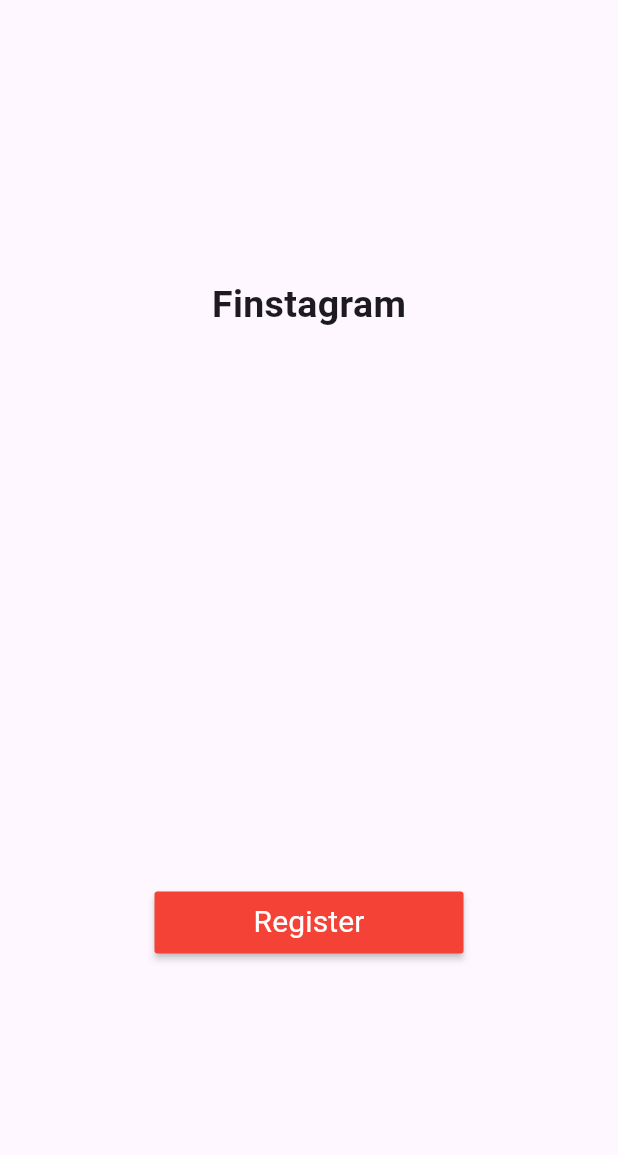
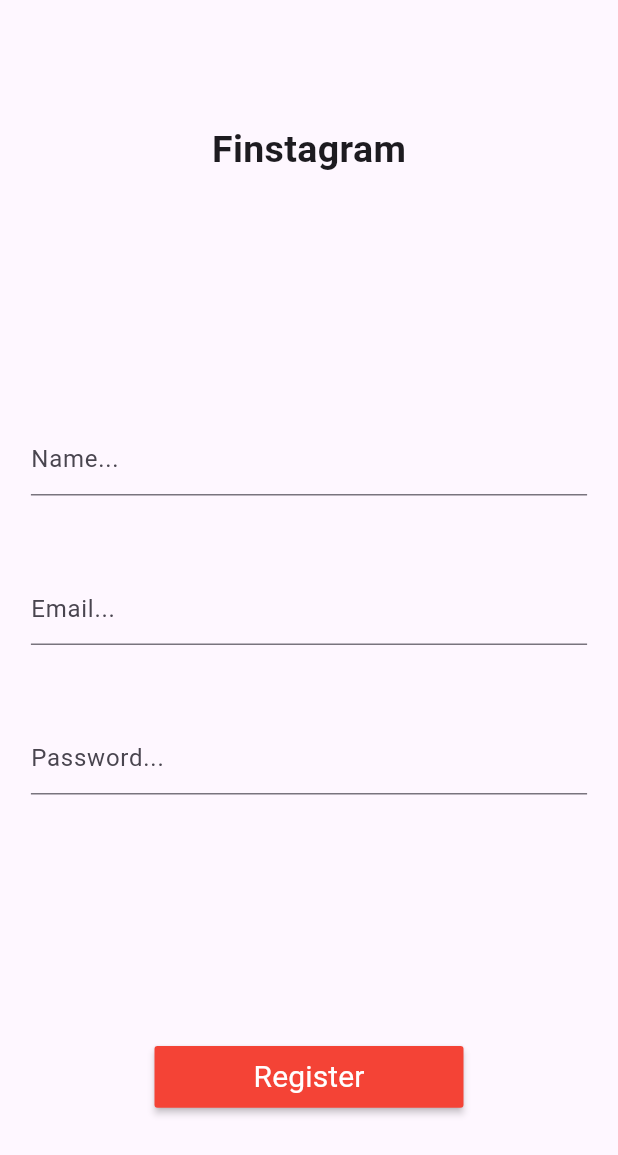
Before and after one commit to Prathamesh-1011/Finstagram, a Flutter app: the screen it shows after launch, after a tap on "Login", after a tap on "Don't have an account?", on a phone screen of 412 x 824 dp. Shown: the top 1155 px of the screen. Run offline on Flutter 3.47's test engine with Material 3 defaults, Android fonts, the phone set to English and light mode, and no system bars.

Commit message:
designing register and login page

```diff
--- a/lib/pages/register_page.dart
+++ b/lib/pages/register_page.dart
@@ -1,3 +1,5 @@
+// ignore_for_file: no_leading_underscores_for_local_identifiers, prefer_is_empty
+
 import 'package:flutter/material.dart';
 
 class RegisterPage extends StatefulWidget {
@@ -11,6 +13,10 @@ class RegisterPage extends StatefulWidget {
 
 class _RegisterPageState extends State<RegisterPage> {
   double? _deviceHeight, _deviceWidth;
+
+  final GlobalKey<FormState> _registerFormKey = GlobalKey<FormState>();
+
+  String? _name, _email, _password;
 
   @override
   Widget build(BuildContext context) {
@@ -29,6 +35,7 @@ class _RegisterPageState extends State<RegisterPage> {
               crossAxisAlignment: CrossAxisAlignment.center,
               children: [
                 _titleWidget(),
+                _registrationForm(),
                 _registerButton(),
               ],
             ),
@@ -45,6 +52,72 @@ class _RegisterPageState extends State<RegisterPage> {
         fontSize: 25,
         fontWeight: FontWeight.w600,
       ),
+    );
+  }
+
+  Widget _registrationForm() {
+    return Container(
+      height: _deviceHeight! * 0.30,
+      child: Form(
+        key: _registerFormKey,
+        child: Column(
+          mainAxisAlignment: MainAxisAlignment.spaceBetween,
+          mainAxisSize: MainAxisSize.max,
+          crossAxisAlignment: CrossAxisAlignment.center,
+          children: [
+            _nameTextField(),
+            _emailTextField(),
+            _passwordTextField(),
+          ],
+        ),
+      ),
+    );
+  }
+
+  Widget _nameTextField() {
+    return TextFormField(
+      decoration: const InputDecoration(hintText: "Name..."),
+      validator: (_value) => _value!.length > 0 ? null : "Please enter a name.",
+      onSaved: (_value) {
+        setState(
+          () {
+            _name = _value;
+          },
+        );
+      },
+    );
+  }
+
+  Widget _emailTextField() {
+    return TextFormField(
+      decoration: const InputDecoration(hintText: "Email..."),
+      onSaved: (_value) {
+        setState(() {
+          _email = _value;
+        });
+      },
+      validator: (_value) {
+        bool _result = _value!.contains(
+          RegExp(
+              r"^[a-zA-Z0-9.!#$%&'*+/=?^_`{|}~-]+@[a-zA-Z0-9](?:[a-zA-Z0-9-]{0,61}[a-zA-Z0-9])?(?:\.[a-zA-Z0-9](?:[a-zA-Z0-9-]{0,61}[a-zA-Z0-9])?)*$"),
+        );
+        return _result ? null : "Please enter a valid email";
+      },
+    );
+  }
+
+  Widget _passwordTextField() {
+    return TextFormField(
+      obscureText: true,
+      decoration: const InputDecoration(hintText: "Password..."),
+      onSaved: (_value) {
+        setState(() {
+          _password = _value;
+        });
+      },
+      validator: (_value) => _value!.length > 6
+          ? null
+          : "Please enter a password greater than 6 characters.",
     );
   }
 
```
